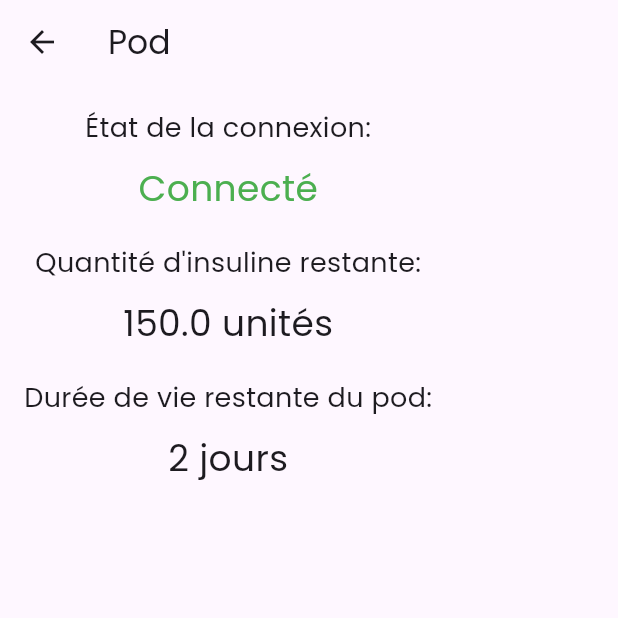
After one commit to AnisHanniz/mypod, a Flutter app: the PodPage screen opened directly, on a phone screen of 412 x 824 dp, the top half of it. The commit adds this screen. Run offline on Flutter 3.47's test engine with Material 3 defaults, Android fonts, the phone set to English and light mode, and no system bars; our stand-ins replace fl_chart, flutter_rating_bar, flutter_svg.

Commit message:
v0.2.1
Ajout popup menu, tri fichiers

```diff
--- a/lib/pages/state_pod.dart
+++ b/lib/pages/state_pod.dart
@@ -1,15 +1,12 @@
 import 'package:flutter/material.dart';
 
 class StatePod extends StatelessWidget {
-  // Vous pouvez ajouter un paramètre pour passer l'état de la connexion
   final bool isConnected;
 
-  // Exiger que l'état de la connexion soit fourni au widget
   const StatePod({super.key, required this.isConnected});
 
   @override
   Widget build(BuildContext context) {
-    // Sélection de l'icône en fonction de l'état de la connexion
     Icon connectionIcon = isConnected
         ? const Icon(Icons.check_circle,
             color: Colors.white) // Icône pour l'état connecté
@@ -30,7 +27,6 @@ class StatePod extends StatelessWidget {
               fontSize: 12,
             ),
           )
-
           // Texte de l'état de la connexion
         ],
       ),
--- /dev/null
+++ b/lib/widgets/PopupMenu/pod_page.dart
@@ -0,0 +1,57 @@
+import 'package:flutter/material.dart';
+
+class PodPage extends StatelessWidget {
+  @override
+  Widget build(BuildContext context) {
+    // Simulons des données factices pour l'exemple
+    bool isConnected = true;
+    double insulinRemaining = 150.0; // en unités
+    int podLifetimeRemaining = 2; // en jours
+
+    return Scaffold(
+      appBar: AppBar(
+        title: Text('Pod'),
+      ),
+      body: Padding(
+        padding: EdgeInsets.all(16.0),
+        child: Column(
+          crossAxisAlignment: CrossAxisAlignment.center,
+          children: [
+            Text(
+              'État de la connexion:',
+              style: TextStyle(fontSize: 18.0),
+            ),
+            SizedBox(height: 10.0),
+            Text(
+              isConnected ? 'Connecté' : 'Déconnecté',
+              style: TextStyle(
+                fontSize: 24.0,
+                color: isConnected ? Colors.green : Colors.red,
+              ),
+            ),
+            SizedBox(height: 20.0),
+            Text(
+              'Quantité d\'insuline restante:',
+              style: TextStyle(fontSize: 18.0),
+            ),
+            SizedBox(height: 10.0),
+            Text(
+              '$insulinRemaining unités',
+              style: TextStyle(fontSize: 24.0),
+            ),
+            SizedBox(height: 20.0),
+            Text(
+              'Durée de vie restante du pod:',
+              style: TextStyle(fontSize: 18.0),
+            ),
+            SizedBox(height: 10.0),
+            Text(
+              '$podLifetimeRemaining jours',
+              style: TextStyle(fontSize: 24.0),
+            ),
+          ],
+        ),
+      ),
+    );
+  }
+}
--- a/lib/models/infos_pod.dart
+++ b/lib/widgets/infos_pod.dart
@@ -1,5 +1,5 @@
 import 'package:flutter/material.dart';
-import 'package:mypod/pages/BasalRateChart.dart';
+import 'package:mypod/widgets/BasalRateChart.dart';
 import 'package:mypod/pages/state_pod.dart';
 
 class InfosPod {
```
Also changed, not shown: lib/main.dart (+4 -4 lines), lib/pages/BasalProfile.dart (deleted, +0 -146 lines), lib/pages/authManager.dart (deleted, +0 -20 lines), lib/pages/home.dart (+6 -88 lines), lib/widgets/PopupMenu/basal_temp_page.dart (added, +93 -0 lines), lib/widgets/PopupMenu/popup_menu_home.dart (added, +83 -0 lines), lib/pages/app_navigation_screen/app_navigation_screen.dart (renamed from lib/presentation/app_navigation_screen/app_navigation_screen.dart), lib/pages/login_screen/login_screen.dart (renamed from lib/presentation/login_screen/login_screen.dart), lib/pages/signup_screen/signup_screen.dart (renamed from lib/presentation/signup_screen/signup_screen.dart), lib/pages/splash_screen/splash_screen.dart (renamed from lib/presentation/splash_screen/splash_screen.dart), lib/widgets/BasalRateChart.dart (renamed from lib/pages/BasalRateChart.dart), 1 other file.
